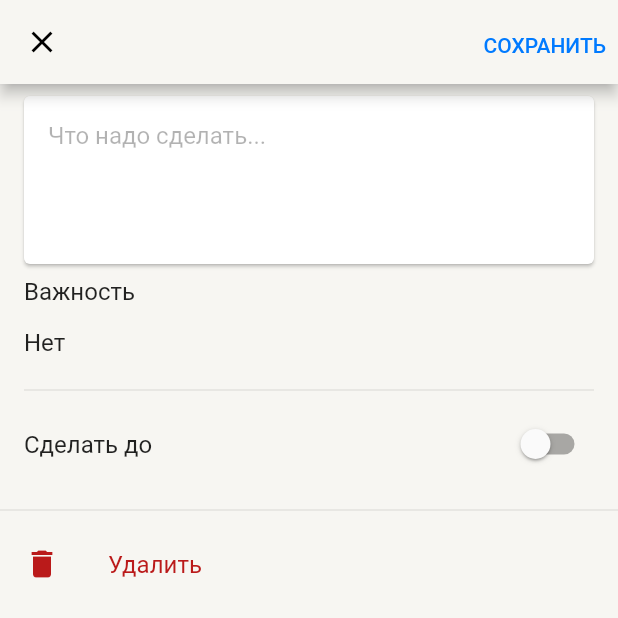
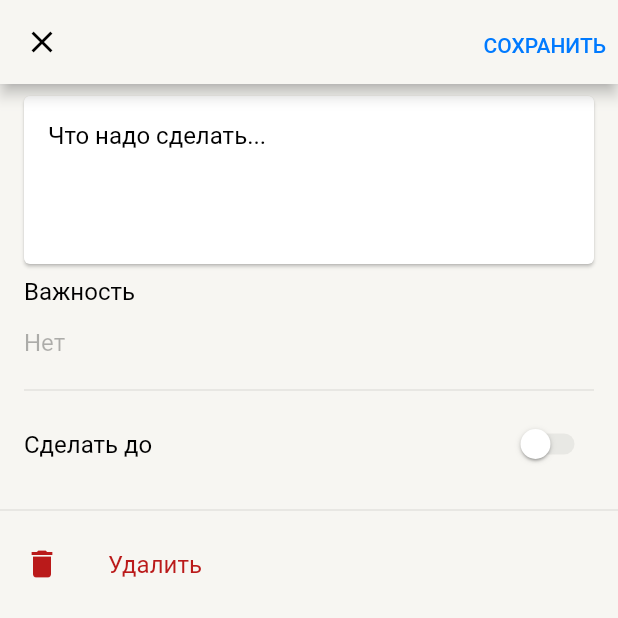
Before and after one commit to FairSuspect/todo, a Flutter app: the CreateTodoScreen screen opened directly, on a phone screen of 412 x 824 dp, the top half of it. Run offline on Flutter 3.47's test engine with Material 2 defaults, Android fonts, the phone set to English and light mode, and no system bars; our stand-ins replace dio, firebase_core, firebase_remote_config, flutter_dotenv, flutter_svg, freezed_annotation and 2 more; accounts and stored records are empty; generated files the repository leaves out were written again; network calls fail; statements that could not run were skipped.

Commit message:
dark theme fixes

```diff
--- a/lib/main.dart
+++ b/lib/main.dart
@@ -61,7 +61,10 @@ class MyApp extends StatelessWidget {
           customColorsLight.copyWith(red: importanceColor),
           layoutColorsLight
         ]),
-        darkTheme: darkTheme,
+        darkTheme: darkTheme.copyWith(extensions: [
+          customColorsDark.copyWith(red: importanceColor),
+          layoutColorsDark
+        ]),
         themeMode: ThemeMode.light,
         onGenerateTitle: (context) => AppLocalizations.of(context).title,
         locale: Locale("ru", "RU"),
--- a/lib/src/misc/theme/dark_theme.dart
+++ b/lib/src/misc/theme/dark_theme.dart
@@ -7,15 +7,40 @@ final darkTheme = ThemeData(
   backgroundColor: _backPrimary,
   scaffoldBackgroundColor: _backPrimary,
   appBarTheme: const AppBarTheme(backgroundColor: _backPrimary),
+  canvasColor: _backElevated,
+  listTileTheme: const ListTileThemeData(
+    // tileColor: _backSecondary,
+    textColor: _labelPrimary,
+  ),
+  toggleableActiveColor: _blue,
+  switchTheme:
+      SwitchThemeData(trackColor: MaterialStateProperty.resolveWith((states) {
+    late final Color color;
+    if (states.contains(MaterialState.disabled)) {
+      color = _backElevated;
+    } else {
+      color = _blue;
+    }
+    return color.withOpacity(.3);
+  }), thumbColor: MaterialStateProperty.resolveWith((states) {
+    if (states.contains(MaterialState.disabled)) return _backElevated;
+    return _blue;
+  })),
+  cardColor: _backSecondary,
   textTheme: const TextTheme(
-    titleLarge:
-        TextStyle(fontSize: 32, height: 38 / 32, fontWeight: FontWeight.w500),
+    titleLarge: TextStyle(
+        fontSize: 32,
+        height: 38 / 32,
+        fontWeight: FontWeight.w500,
+        color: _labelPrimary),
     titleMedium:
         TextStyle(fontSize: 20, height: 32 / 20, fontWeight: FontWeight.w500),
     bodyMedium: _defaultTextTheme,
     titleSmall:
         TextStyle(fontSize: 14, height: 20 / 14, fontWeight: FontWeight.w400),
   ),
+  checkboxTheme: CheckboxThemeData(
+      fillColor: MaterialStateProperty.resolveWith((states) => _separator)),
   inputDecorationTheme:
       const InputDecorationTheme(hintStyle: _defaultTextTheme),
   textButtonTheme: TextButtonThemeData(
@@ -34,7 +59,7 @@ final darkTheme = ThemeData(
     onPrimary: _labelPrimary,
     onSecondary: _labelSecondary,
     onTertiary: _labelTertiary,
-    surface: _backsecondary,
+    surface: _backSecondary,
   ),
   iconTheme: const IconThemeData(color: _blue),
   disabledColor: _labelDisable,
@@ -44,11 +69,26 @@ final darkTheme = ThemeData(
   ),
 );
 
-const _defaultTextTheme =
-    TextStyle(fontSize: 16, height: 20 / 16, fontWeight: FontWeight.w400);
+const _defaultTextTheme = TextStyle(
+    fontSize: 16,
+    height: 20 / 16,
+    fontWeight: FontWeight.w400,
+    color: _labelPrimary);
+final customColorsDark = CustomColors(
+  red: _red,
+  green: _green,
+  blue: _blue,
+  gray: _gray,
+  grayLight: _grayLight,
+  white: _white,
+);
+final layoutColorsDark = LayoutColors(
+  seperatorColor: _separator,
+  overlayColor: _overlay,
+);
 
 /// Support [Light] / Separator
-const Color _separator = Color(0x330FFFFF);
+const Color _separator = Color(0x33FFFFFF);
 
 /// Support [Light] / Overlay
 const Color _overlay = Color(0x52000000);
@@ -80,7 +120,7 @@ const Color _white = Color(0xFFFFFFFF);
 const Color _backPrimary = Color(0xFF16161B);
 
 /// Back [Dark] / Secondary
-const Color _backsecondary = Color(0xFF252528);
+const Color _backSecondary = Color(0xFF252528);
 
 /// Back [Dark] / Elevated
 const Color _backElevated = Color(0xFF3C3C3F);
--- a/lib/src/misc/theme/light_theme.dart
+++ b/lib/src/misc/theme/light_theme.dart
@@ -7,15 +7,40 @@ final lightTheme = ThemeData(
   backgroundColor: _backPrimary,
   scaffoldBackgroundColor: _backPrimary,
   appBarTheme: const AppBarTheme(backgroundColor: _backPrimary),
+  canvasColor: _backElevated,
+  listTileTheme: const ListTileThemeData(
+    // tileColor: _backSecondary,
+    textColor: _labelPrimary,
+  ),
+  toggleableActiveColor: _blue,
+  switchTheme:
+      SwitchThemeData(trackColor: MaterialStateProperty.resolveWith((states) {
+    late final Color color;
+    if (states.contains(MaterialState.disabled)) {
+      color = _backElevated;
+    } else {
+      color = _blue;
+    }
+    return color.withOpacity(.3);
+  }), thumbColor: MaterialStateProperty.resolveWith((states) {
+    if (states.contains(MaterialState.disabled)) return _backElevated;
+    return _blue;
+  })),
+  // cardColor: _backSecondary,
   textTheme: const TextTheme(
-    titleLarge:
-        TextStyle(fontSize: 32, height: 38 / 32, fontWeight: FontWeight.w500),
+    titleLarge: TextStyle(
+        fontSize: 32,
+        height: 38 / 32,
+        fontWeight: FontWeight.w500,
+        color: _labelPrimary),
     titleMedium:
         TextStyle(fontSize: 20, height: 32 / 20, fontWeight: FontWeight.w500),
     bodyMedium: _defaultTextTheme,
     titleSmall:
         TextStyle(fontSize: 14, height: 20 / 14, fontWeight: FontWeight.w400),
   ),
+  checkboxTheme: CheckboxThemeData(
+      fillColor: MaterialStateProperty.resolveWith((states) => _separator)),
   inputDecorationTheme:
       const InputDecorationTheme(hintStyle: _defaultTextTheme),
   textButtonTheme: TextButtonThemeData(
@@ -34,7 +59,7 @@ final lightTheme = ThemeData(
     onPrimary: _labelPrimary,
     onSecondary: _labelSecondary,
     onTertiary: _labelTertiary,
-    surface: _backsecondary,
+    surface: _backSecondary,
   ),
   iconTheme: const IconThemeData(color: _blue),
   disabledColor: _labelDisable,
@@ -43,9 +68,11 @@ final lightTheme = ThemeData(
     backgroundColor: _blue,
   ),
 );
-
-const _defaultTextTheme =
-    TextStyle(fontSize: 16, height: 20 / 16, fontWeight: FontWeight.w400);
+const _defaultTextTheme = TextStyle(
+    fontSize: 16,
+    height: 20 / 16,
+    fontWeight: FontWeight.w400,
+    color: _labelPrimary);
 final customColorsLight = CustomColors(
   red: _red,
   green: _green,
@@ -92,7 +119,7 @@ const Color _white = Color(0xFFFFFFFF);
 const Color _backPrimary = Color(0xFFF7F6F2);
 
 ///Back [Light] / Secondary
-const Color _backsecondary = Color(0xFFF7F6F2);
+const Color _backSecondary = Color(0xFFF7F6F2);
 
 ///Back [Light] / Elevated
 const Color _backElevated = Color(0xFFFFFFFF);
--- a/lib/src/view/create_todo/create_todo_screen.dart
+++ b/lib/src/view/create_todo/create_todo_screen.dart
@@ -92,6 +92,7 @@ class ImportanceSelector extends StatelessWidget {
 
   @override
   Widget build(BuildContext context) {
+    final theme = Theme.of(context);
     return Column(
       crossAxisAlignment: CrossAxisAlignment.start,
       children: [
@@ -101,6 +102,21 @@ class ImportanceSelector extends StatelessWidget {
             underline: const SizedBox.shrink(),
             icon: const SizedBox.shrink(),
             value: controller.todo?.importance,
+            selectedItemBuilder: (BuildContext context) {
+              return Importance.values.map((importance) {
+                return Center(
+                  child: importance == Importance.important
+                      ? ImportantDropDownChild(
+                          text: importance.translateImportance(context),
+                        )
+                      : Text(
+                          importance.translateImportance(context),
+                          style: theme.textTheme.bodyMedium!
+                              .copyWith(color: theme.colorScheme.onTertiary),
+                        ),
+                );
+              }).toList();
+            },
             items: Importance.values.map((importance) {
               return DropdownMenuItem(
                 value: importance,
@@ -110,7 +126,7 @@ class ImportanceSelector extends StatelessWidget {
                       )
                     : Text(
                         importance.translateImportance(context),
-                        style: Theme.of(context).textTheme.bodyMedium,
+                        style: theme.textTheme.bodyMedium,
                       ),
               );
             }).toList(),
@@ -145,7 +161,9 @@ class DeadlineSwitch extends StatelessWidget {
     final theme = Theme.of(context);
     return Consumer<CreateTodoController>(
         builder: (context, controller, child) {
-      return SwitchListTile.adaptive(
+      return SwitchListTile(
+        inactiveThumbColor: theme.canvasColor,
+        inactiveTrackColor: theme.extension<LayoutColors>()?.overlayColor,
         contentPadding: EdgeInsets.zero,
         title: Text(AppLocalizations.of(context).makeBy,
             style: theme.textTheme.bodyMedium),
```
